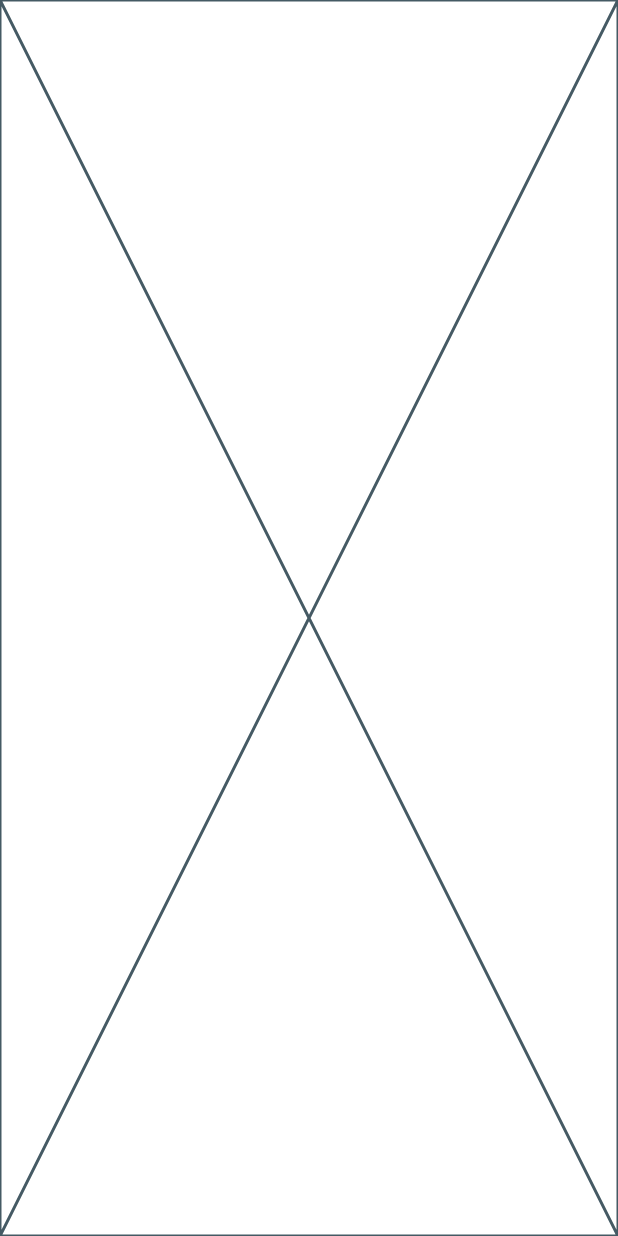
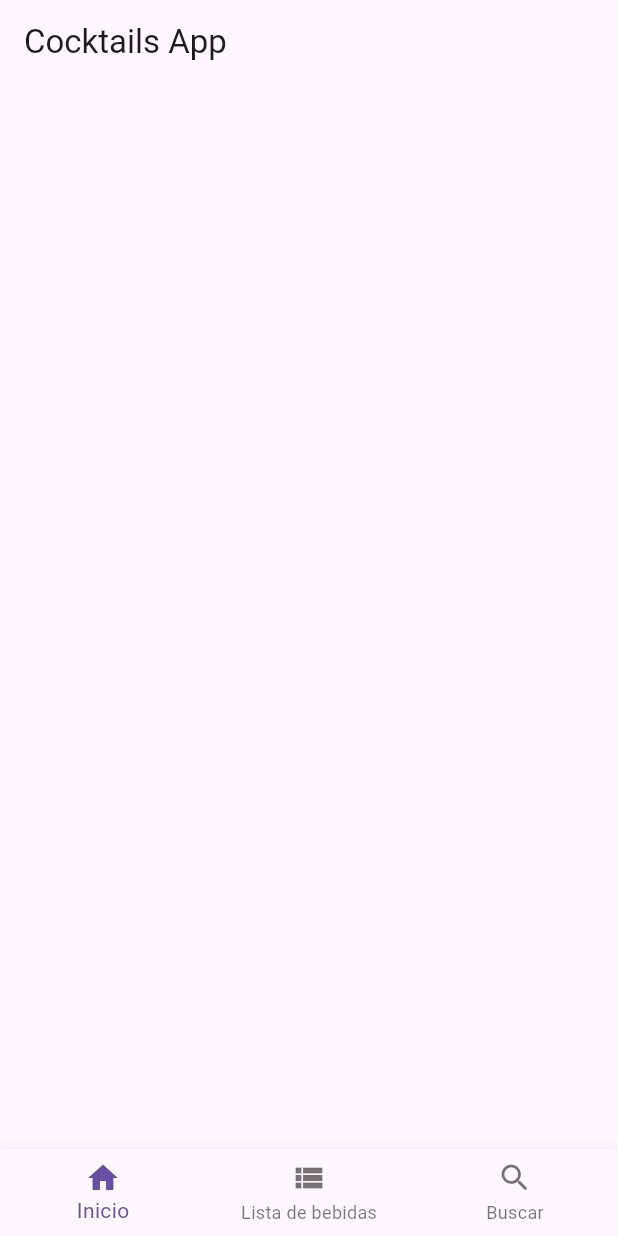
Before and after one commit to Progra-Movil-917/cocktaildb-app-equipo6, a Flutter app: the screen it shows after launch, on a phone screen of 412 x 824 dp. Run offline on Flutter 3.47's test engine with Material 3 defaults, Android fonts, the phone set to English and light mode, and no system bars; our stand-ins replace go_router.

Commit message:
Layout base de la HomeScreen

```diff
--- a/lib/presentation/screens/home_screen.dart
+++ b/lib/presentation/screens/home_screen.dart
@@ -5,6 +5,27 @@ class HomeScreen extends StatelessWidget {
 
   @override
   Widget build(BuildContext context) {
-    return const Placeholder();
+    return Scaffold(
+      appBar: AppBar(
+        centerTitle: false,
+        title: const Text("Cocktails App"),
+      ),
+      bottomNavigationBar: BottomNavigationBar(
+        items: const [
+          BottomNavigationBarItem(
+            label: 'Inicio',
+            icon: Icon(Icons.home)
+          ),
+          BottomNavigationBarItem(
+            label: 'Lista de bebidas',
+            icon: Icon(Icons.view_list)
+          ),
+          BottomNavigationBarItem(
+            label: 'Buscar',
+            icon: Icon(Icons.search_rounded)
+          ),
+        ]
+      ),
+    );
   }
 }
```
